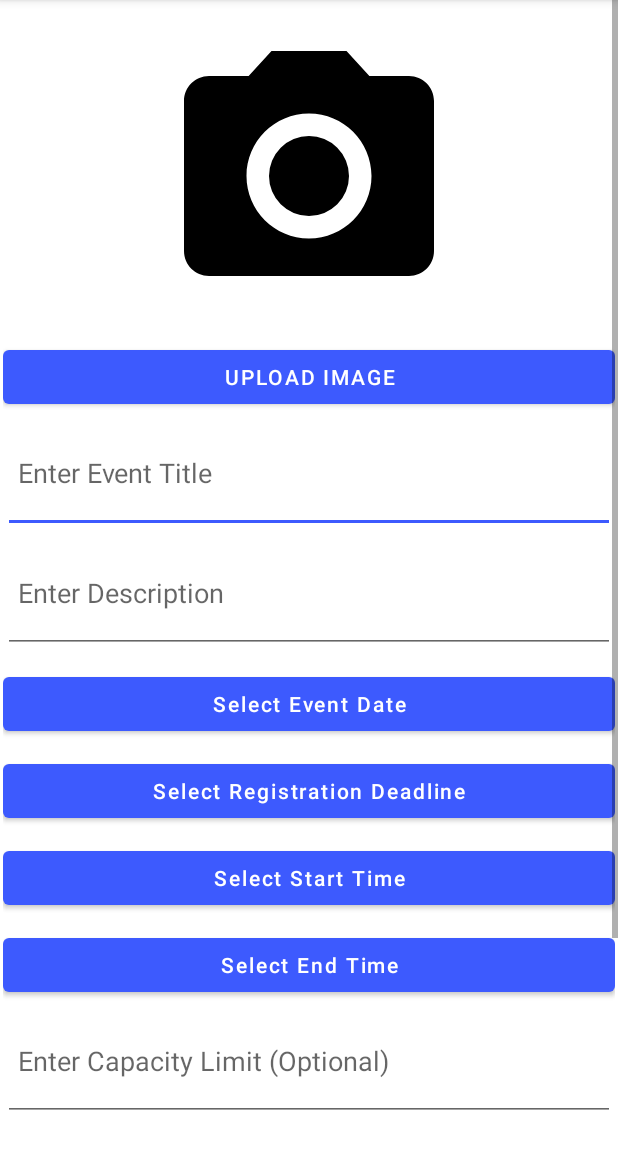
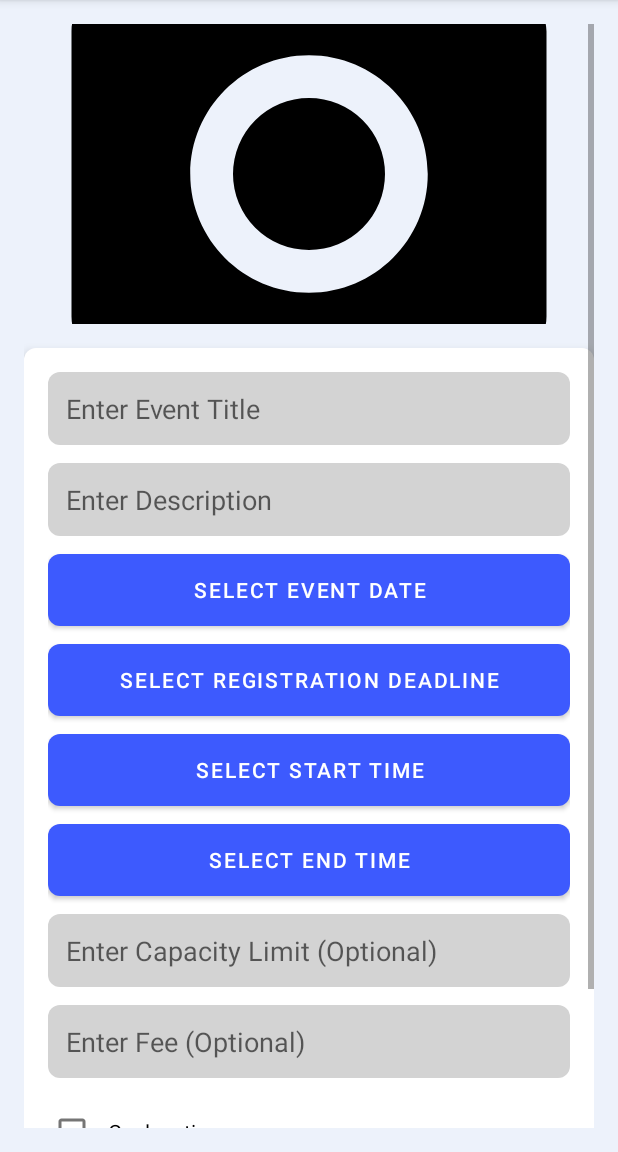
Before and after one commit to CMPUT301F24employ/employ-events, an Android app: the fragment AddEventFragment shown on its own in the app's theme, on a phone screen of 412 x 824 dp, the part 84-1236 px from its top. Run offline under Robolectric (Android 15) with nearby library versions, the phone set to English and light mode, and no system bars; our stand-ins replace Firebase (no records; nobody signed in at launch, a user with empty details on screens opened directly).

Commit message:
Few changes to view of add event

```diff
--- /dev/null
+++ b/app/src/main/res/drawable/button_background.xml
@@ -0,0 +1,14 @@
+<selector xmlns:android="http://schemas.android.com/apk/res/android">
+    <item android:state_pressed="true">
+        <shape android:shape="rectangle">
+            <solid android:color="@color/primary_blue"/>
+            <corners android:radius="8dp"/>
+        </shape>
+    </item>
+    <item>
+        <shape android:shape="rectangle">
+            <solid android:color="@color/primary_blue"/>
+            <corners android:radius="8dp"/>
+        </shape>
+    </item>
+</selector>
--- /dev/null
+++ b/app/src/main/res/drawable/input_background.xml
@@ -0,0 +1,4 @@
+<shape xmlns:android="http://schemas.android.com/apk/res/android">
+    <solid android:color="#D3D3D3"/>
+    <corners android:radius="8dp"/>
+</shape>
--- /dev/null
+++ b/app/src/main/res/drawable/white_card_background.xml
@@ -0,0 +1,4 @@
+<shape xmlns:android="http://schemas.android.com/apk/res/android">
+    <solid android:color="@android:color/white"/>
+    <corners android:radius="8dp"/>
+</shape>
--- a/app/src/main/res/layout/add_event.xml
+++ b/app/src/main/res/layout/add_event.xml
@@ -1,115 +1,141 @@
-<?xml version="1.0" encoding="utf-8"?>
 <ScrollView
     xmlns:android="http://schemas.android.com/apk/res/android"
-    xmlns:tools="http://schemas.android.com/tools"
     android:layout_width="match_parent"
     android:layout_height="match_parent"
-    tools:context=".ui.events.AddEventFragment">
+    android:background="@color/blue_light_background"
+    android:padding="16dp"
+    android:fillViewport="true">
 
     <LinearLayout
         android:layout_width="match_parent"
         android:layout_height="wrap_content"
-        android:layout_margin="2dp"
-        android:orientation="vertical">
+        android:orientation="vertical"
+        android:gravity="center_horizontal"
+        android:layout_marginBottom="16dp">
+
+        <!-- Event Image -->
         <ImageView
             android:id="@+id/image_view"
             android:layout_width="match_parent"
             android:layout_height="200dp"
-            android:layout_marginTop="15dp"
+            android:layout_marginBottom="16dp"
+            android:scaleType="centerCrop"
             android:src="@drawable/ic_menu_camera"
             android:contentDescription="Event Image" />
 
-        <Button
-            android:id="@+id/upload_image_button"
+        <!-- White Card Container -->
+        <LinearLayout
             android:layout_width="match_parent"
             android:layout_height="wrap_content"
-            android:text="Upload Image"
-            android:layout_marginTop="10dp"/>
+            android:orientation="vertical"
+            android:background="@drawable/white_card_background"
+            android:padding="16dp"
+            android:layout_marginBottom="16dp"
+            android:elevation="4dp">
 
+            <!-- Event Title Input -->
             <EditText
                 android:id="@+id/event_title"
                 android:layout_width="match_parent"
                 android:layout_height="wrap_content"
                 android:hint="Enter Event Title"
-            android:minHeight="80dp"
-            android:padding="10dp"
+                android:background="@drawable/input_background"
+                android:padding="12dp"
+                android:layout_marginBottom="12dp"
                 android:singleLine="true" />
+
+            <!-- Description Input -->
             <EditText
                 android:id="@+id/description"
                 android:layout_width="match_parent"
                 android:layout_height="wrap_content"
                 android:hint="Enter Description"
-            android:minHeight="80dp"
-            android:padding="10dp"
+                android:background="@drawable/input_background"
+                android:padding="12dp"
+                android:layout_marginBottom="12dp"
                 android:singleLine="true" />
+
+            <!-- Event Date Button -->
             <Button
                 android:id="@+id/event_date"
                 android:layout_width="match_parent"
                 android:layout_height="wrap_content"
-            android:hint="Select Event Date"
-            android:textColorHint="@color/white"
-            android:layout_marginTop="10dp"
-            android:textAlignment="center" />
+                android:text="Select Event Date"
+                android:layout_marginBottom="12dp"
+                android:background="@drawable/button_background"
+                android:textColor="@android:color/white" />
 
+            <!-- Registration Deadline Button -->
             <Button
                 android:id="@+id/registration_date_deadline"
                 android:layout_width="match_parent"
                 android:layout_height="wrap_content"
-            android:hint="Select Registration Deadline"
-            android:textColorHint="@color/white"
-            android:layout_marginTop="10dp"
-            android:textAlignment="center" />
+                android:text="Select Registration Deadline"
+                android:layout_marginBottom="12dp"
+                android:background="@drawable/button_background"
+                android:textColor="@android:color/white" />
 
-
+            <!-- Start Time Button -->
             <Button
                 android:id="@+id/event_start_time"
                 android:layout_width="match_parent"
                 android:layout_height="wrap_content"
-            android:hint="Select Start Time"
-            android:textColorHint="@color/white"
-            android:layout_marginTop="10dp"
-            android:textAlignment="center" />
+                android:text="Select Start Time"
+                android:layout_marginBottom="12dp"
+                android:background="@drawable/button_background"
+                android:textColor="@android:color/white" />
 
+            <!-- End Time Button -->
             <Button
                 android:id="@+id/event_end_time"
                 android:layout_width="match_parent"
                 android:layout_height="wrap_content"
-            android:hint="Select End Time"
-            android:textColorHint="@color/white"
-            android:layout_marginTop="10dp"
-            android:textAlignment="center" />
+                android:text="Select End Time"
+                android:layout_marginBottom="12dp"
+                android:background="@drawable/button_background"
+                android:textColor="@android:color/white" />
+
+            <!-- Capacity Limit Input -->
             <EditText
                 android:id="@+id/limit"
                 android:layout_width="match_parent"
                 android:layout_height="wrap_content"
                 android:hint="Enter Capacity Limit (Optional)"
                 android:inputType="number"
-            android:minHeight="80dp"
-            android:padding="10dp"
+                android:background="@drawable/input_background"
+                android:padding="12dp"
+                android:layout_marginBottom="12dp"
                 android:singleLine="true" />
+
+            <!-- Fee Input -->
             <EditText
                 android:id="@+id/fee"
                 android:layout_width="match_parent"
                 android:layout_height="wrap_content"
                 android:hint="Enter Fee (Optional)"
                 android:inputType="number"
-            android:minHeight="80dp"
-            android:padding="10dp"
+                android:background="@drawable/input_background"
+                android:padding="12dp"
+                android:layout_marginBottom="12dp"
                 android:singleLine="true" />
+
+            <!-- Geolocation Checkbox -->
             <CheckBox
                 android:id="@+id/geolocation_statusl"
                 android:layout_width="match_parent"
                 android:layout_height="wrap_content"
-            android:ems="10"
-            android:text="Geolocation"/>
+                android:text="Geolocation"
+                android:padding="8dp" />
+        </LinearLayout>
 
+        <!-- Save Event Button -->
         <Button
             android:id="@+id/save_event_button"
             android:layout_width="match_parent"
             android:layout_height="wrap_content"
-            android:layout_marginTop="20sp"
             android:text="Save"
-            android:textAlignment="center" />
+            android:layout_marginTop="20dp"
+            android:background="@drawable/button_background"
+            android:textColor="@android:color/white" />
     </LinearLayout>
-
 </ScrollView>
```
Lines whose indentation alone changed are shown as unchanged.
